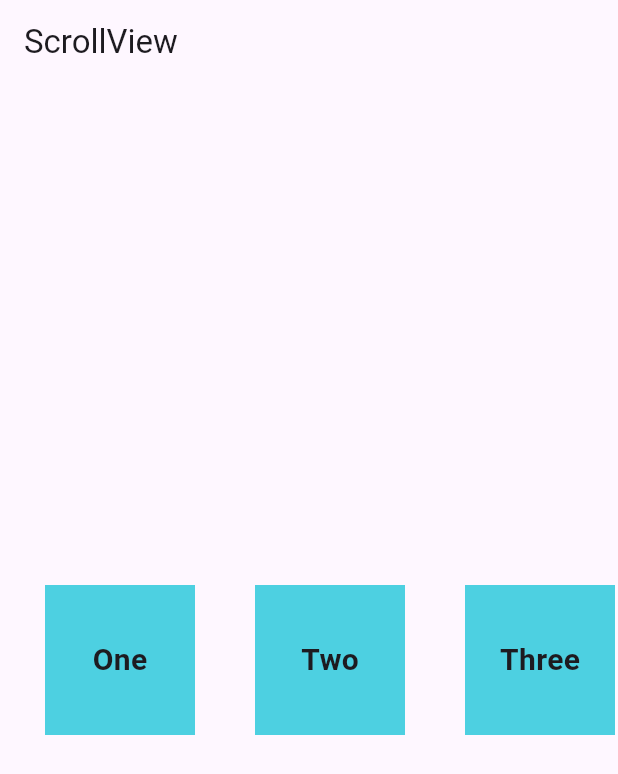
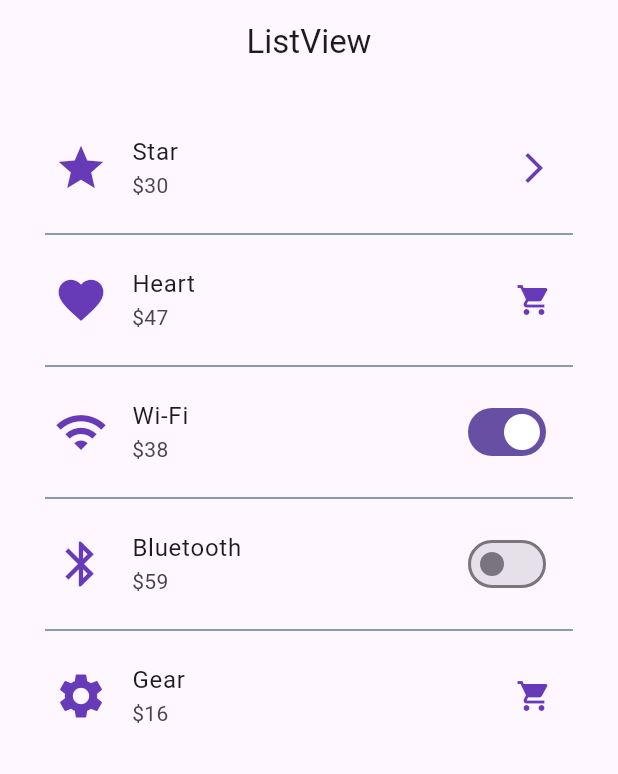
Before and after one commit to basimwza007/flutter_sanple, a Flutter app: the screen it shows after launch, on a phone screen of 412 x 824 dp. Shown: the top 774 px of the screen. Run offline on Flutter 3.47's test engine with Material 3 defaults, Android fonts, the phone set to English and light mode, and no system bars.

Commit message:
first commit

```diff
--- a/flutter_sample/lib/main.dart
+++ b/flutter_sample/lib/main.dart
@@ -1,6 +1,11 @@
 import 'package:flutter/material.dart';
 import 'package:flutter_sample/my_container.dart';
+import 'package:flutter_sample/my_listview_page.dart';
 import 'package:flutter_sample/my_scroll.dart';
+import 'package:flutter_sample/containerWidget.dart';
+import 'package:flutter_sample/work.dart';
+import 'package:flutter_sample/my_gird_page.dart';
+import 'package:flutter_sample/my_listview_page.dart';
 
 void main() {
   runApp(const MainApp());
@@ -14,7 +19,7 @@ class MainApp extends StatelessWidget {
     return const MaterialApp(
       debugShowCheckedModeBanner: false,
       title: 'My Flutter sample',
-      home: MyScrllView (
+      home: MyListviewPage (
 
       )
     );
--- /dev/null
+++ b/flutter_sample/lib/my_listview_page.dart
@@ -0,0 +1,92 @@
+import 'dart:math';
+
+import 'package:flutter/material.dart';
+
+class MyListviewPage extends StatefulWidget {
+  const MyListviewPage({super.key});
+
+  @override
+  State<MyListviewPage> createState() => _MyListviewPageState();
+}
+
+class _MyListviewPageState extends State<MyListviewPage> {
+  var rnd = Random();
+  var titleText = ['Star', 'Heart', 'Wi-Fi', 'Bluetooth', 'Gear'];
+  var leadingIcon = [Icons.star, Icons.favorite, Icons.wifi, Icons.bluetooth, Icons.settings];
+
+  var switchWifi = true;
+  var switchBluetooth = false;
+
+  @override
+  Widget build(BuildContext context) => Scaffold(
+    appBar: AppBar(title: const Text('ListView'), centerTitle: true,),
+    body: ListView.separated(
+      padding: const EdgeInsets.all(20),
+      itemCount: titleText.length,
+      itemBuilder: (context, index) => buildListItem(context, index),
+      separatorBuilder: (context, index) => const Divider(
+        thickness: 1,
+        color: Colors.blueGrey,
+        indent: 10,
+        endIndent: 10,
+      ),
+    ),
+  );
+
+  Widget buildListItem(BuildContext ctx, int index) {
+    return ListTile(
+      leading: Icon(leadingIcon[index], size: 36,),
+      title: Text(titleText[index]),
+      subtitle: Text('\$${rnd.nextInt(50)+10}'),
+      trailing: trailingWidget(ctx, index),
+      iconColor: Colors.deepPurple,
+      onTap: ()=>myAlert(ctx, 'เปิดดูรายการ ${titleText[index]}'),
+
+    );
+
+  }
+
+  Widget trailingWidget(BuildContext ctx, int index){
+    var widgets = <Widget> [
+      const Icon(Icons.arrow_forward_ios),
+      InkWell(
+        child: const Icon(Icons.shopping_cart),
+        onTap: ()=>myAlert(ctx, 'ได้หยิบ ${titleText[index]} ใส่รถเข็นเเล้ว'),
+      ),
+      Switch(
+        value: switchWifi,
+        onChanged: (isOn) => setState(() {
+          switchWifi = isOn;
+          var msg = (isOn)?'เปิด ':'ปิด';
+          myAlert(ctx, '${titleText[index]}: $msg');
+        }),
+        ),
+      Switch(
+        value: switchBluetooth,
+        onChanged: (isOn) => setState(() {
+          switchBluetooth = isOn;
+          var msg = (isOn)?'เปิด ':'ปิด';
+          myAlert(ctx, '${titleText[index]}: $msg');
+        }),
+        ),
+        InkWell(
+        child: const Icon(Icons.shopping_cart),
+        onTap: ()=>myAlert(ctx, 'ได้หยิบ ${titleText[index]} ใส่รถเข็นเเล้ว'),
+        ),
+    ];
+    return widgets[index];
+  }
+  void myAlert(BuildContext ctx, String txt){
+    showDialog(
+      context: ctx,
+      builder: (ctx) => AlertDialog(
+        content: Text(txt),
+        actions: [
+          TextButton(
+            onPressed: ()=>Navigator.of(ctx).pop(),
+            child: const Text('OK'))
+        ],
+      ));
+  }
+
+}
```
Also changed, not shown: flutter_sample/lib/containerWidget.dart (added, +56 -0 lines), flutter_sample/lib/my_gird_page.dart (added, +59 -0 lines), flutter_sample/lib/work.dart (added, +116 -0 lines).
